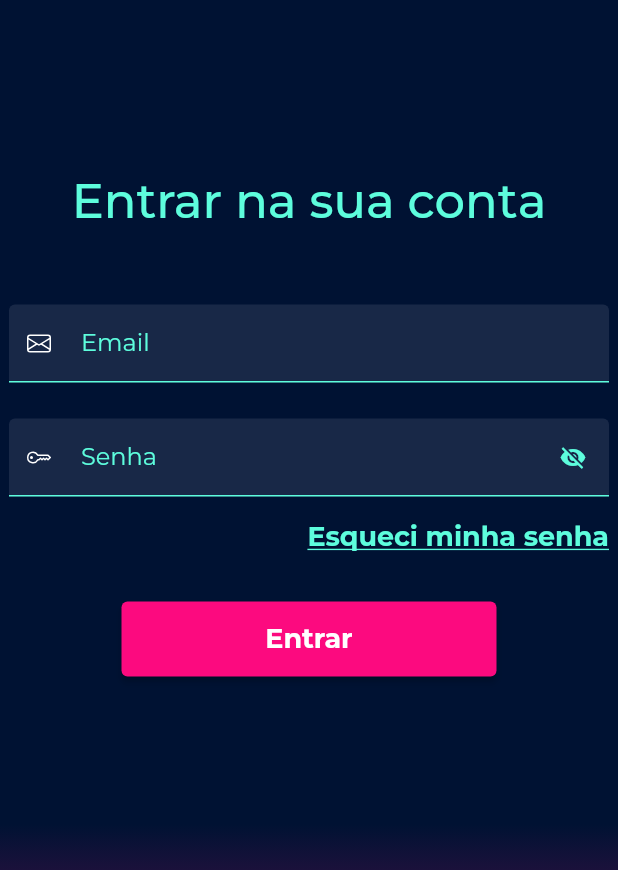
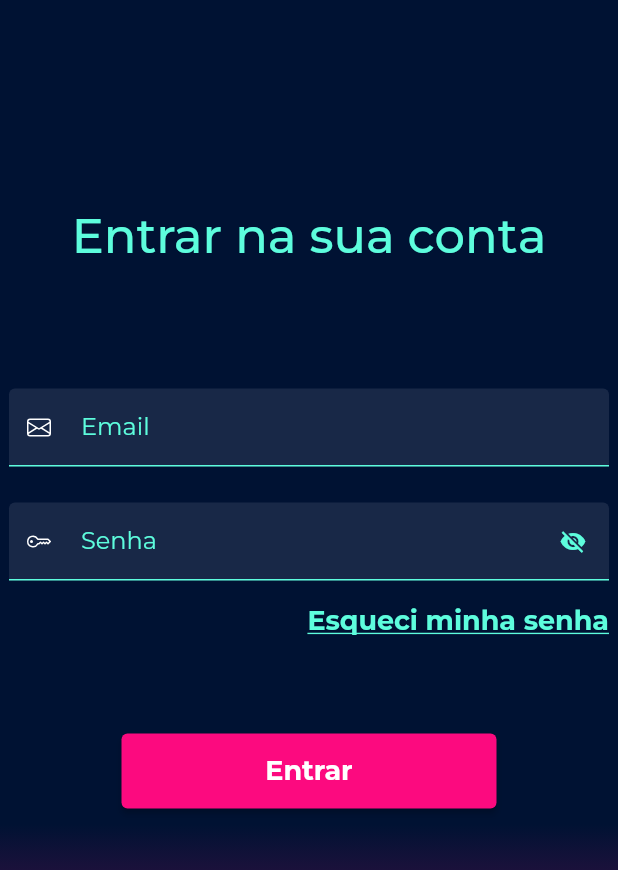
Before and after one commit to Jbnado/split_app_divisao_de_contas, a Flutter app: the screen it shows after launch, after a tap on "Login com e-mail", on a phone screen of 412 x 824 dp, the part 84-954 px from its top. Run offline on Flutter 3.47's test engine with Material 2 defaults, Android fonts, the phone set to English and light mode, and no system bars; our stand-ins replace bootstrap_icons, flutter_svg; network calls fail.

Commit message:
mudancas para ajudar no responsivo

```diff
--- a/lib/pages/intial_pages/initial/initial_page.dart
+++ b/lib/pages/intial_pages/initial/initial_page.dart
@@ -29,8 +29,8 @@ class _InitialPageState extends State<InitialPage> {
             ),
             child: Column(
               children: [
-                const SizedBox(
-                  height: 64,
+                SizedBox(
+                  height: MediaQuery.of(context).size.height * .15,
                 ),
                 Center(
                   child: Image.asset(
@@ -38,8 +38,8 @@ class _InitialPageState extends State<InitialPage> {
                     height: 75,
                   ),
                 ),
-                const SizedBox(
-                  height: 32,
+                SizedBox(
+                  height: MediaQuery.of(context).size.height * .08,
                 ),
                 Center(
                   child: Column(
@@ -75,8 +75,8 @@ class _InitialPageState extends State<InitialPage> {
                         style: SplitTypography.title2(),
                         textAlign: TextAlign.center,
                       ),
-                      const SizedBox(
-                        height: 24,
+                      SizedBox(
+                        height: MediaQuery.of(context).size.height * .1,
                       ),
                     ],
                   ),
--- a/lib/pages/intial_pages/sign_in/sign_in_page.dart
+++ b/lib/pages/intial_pages/sign_in/sign_in_page.dart
@@ -31,8 +31,8 @@ class _SignInPageState extends State<SignInPage> {
             ),
             child: Column(
               children: [
-                const SizedBox(
-                  height: 100,
+                SizedBox(
+                  height: MediaQuery.of(context).size.height * .15,
                 ),
                 Center(
                   child: Text(
@@ -43,8 +43,8 @@ class _SignInPageState extends State<SignInPage> {
                     textAlign: TextAlign.center,
                   ),
                 ),
-                const SizedBox(
-                  height: 50,
+                SizedBox(
+                  height: MediaQuery.of(context).size.height * .1,
                 ),
                 Column(
                   children: [
@@ -66,7 +66,7 @@ class _SignInPageState extends State<SignInPage> {
                       ),
                     ),
                     Container(
-                      padding: const EdgeInsets.only(bottom: 32),
+                      padding: const EdgeInsets.only(bottom: 64),
                       constraints: const BoxConstraints(
                         maxWidth: 400,
                       ),
```
Also changed, not shown: lib/pages/home/drawer/drawer_component.dart (+5 -3 lines), lib/pages/intial_pages/sign_up/sign_up_page.dart (+5 -5 lines).
